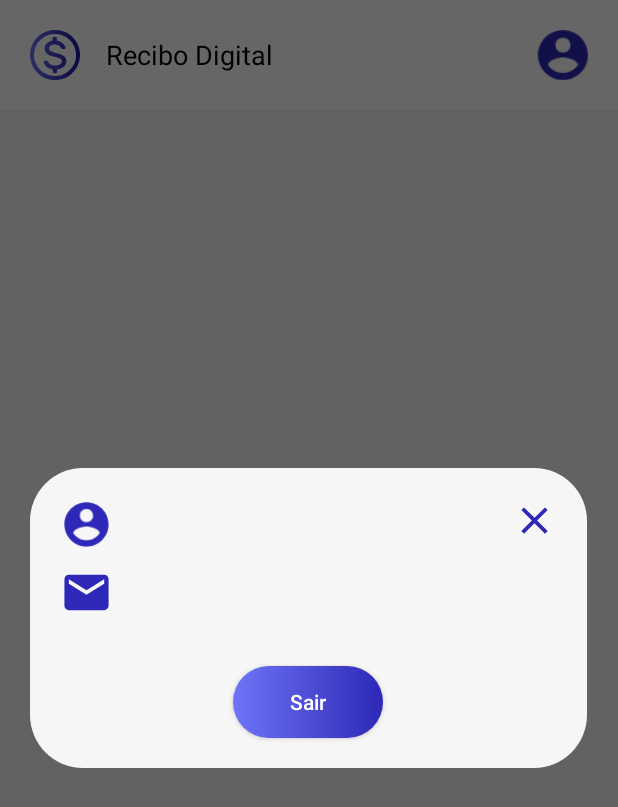
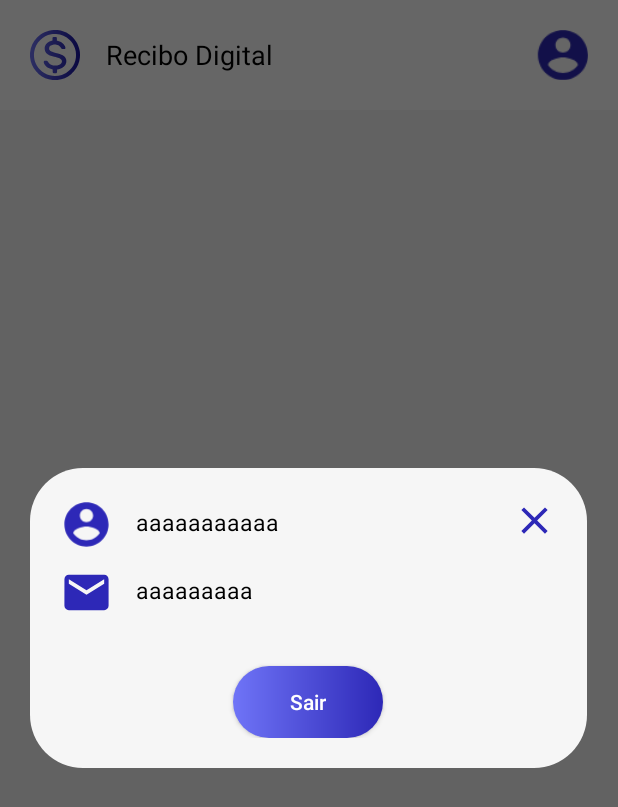
Before and after one commit to ribollitiago/myfinance, an Android app: the TelaPrincipal screen opened directly, with no data from a screen before it, after a tap on an icon or button, on a phone screen of 412 x 824 dp. Shown: the top 807 px of the screen. Run offline under Robolectric (Android 15) with nearby library versions, the phone set to English and light mode, and no system bars.

Commit message:
fechar popup e deslogar

```diff
--- a/app/src/debug/res/mipmap-anydpi-v26/ic_launcher.xml
+++ b/app/src/debug/res/mipmap-anydpi-v26/ic_launcher.xml
@@ -1,5 +1,5 @@
 <?xml version="1.0" encoding="utf-8"?>
 <adaptive-icon xmlns:android="http://schemas.android.com/apk/res/android">
     <background android:drawable="@drawable/background"/>
-    <foreground android:drawable="@mipmap/ic_launcher_foreground"/>
+    <foreground android:drawable="@drawable/ic_launcher_foreground"/>
 </adaptive-icon>
--- a/app/src/debug/res/mipmap-anydpi-v26/ic_launcher_round.xml
+++ b/app/src/debug/res/mipmap-anydpi-v26/ic_launcher_round.xml
@@ -1,5 +1,5 @@
 <?xml version="1.0" encoding="utf-8"?>
 <adaptive-icon xmlns:android="http://schemas.android.com/apk/res/android">
     <background android:drawable="@drawable/background"/>
-    <foreground android:drawable="@mipmap/ic_launcher_foreground"/>
+    <foreground android:drawable="@drawable/ic_launcher_foreground"/>
 </adaptive-icon>
--- a/app/src/main/java/com/tiagorb/sorteioapp/TelaPrincipal.java
+++ b/app/src/main/java/com/tiagorb/sorteioapp/TelaPrincipal.java
@@ -4,6 +4,7 @@ import androidx.appcompat.app.AppCompatActivity;
 import androidx.appcompat.widget.AppCompatButton;
 
 import android.app.Dialog;
+import android.app.DialogFragment;
 import android.content.Intent;
 import android.database.Cursor;
 import android.database.sqlite.SQLiteDatabase;
@@ -50,8 +51,6 @@ public class TelaPrincipal extends AppCompatActivity {
     private void IniciarComponentes(){
         mDialog = new Dialog(this);
         icRight = findViewById(R.id.right_icon);
-        btSair = findViewById(R.id.bt_sair);
-        icClose = findViewById(R.id.ic_close);
         txtUser = findViewById(R.id.user_account);
         txtUser2 = findViewById(R.id.user_accounttest);
         txtEmail = findViewById(R.id.user_email);
@@ -64,6 +63,26 @@ public class TelaPrincipal extends AppCompatActivity {
             public void onClick(View view) {
                 mDialog.setContentView(R.layout.popup_user);
                 mDialog.getWindow().setBackgroundDrawable(new ColorDrawable(Color.TRANSPARENT));
+
+                icClose = (ImageView) mDialog.findViewById(R.id.ic_close);
+                btSair = (AppCompatButton) mDialog.findViewById(R.id.bt_sair);
+
+                icClose.setOnClickListener(new View.OnClickListener() {
+                    @Override
+                    public void onClick(View view) {
+                        mDialog.dismiss();
+                    }
+                });
+
+                btSair.setOnClickListener(new View.OnClickListener() {
+                    @Override
+                    public void onClick(View view) {
+                        Toast.makeText(TelaPrincipal.this, "Deslogado com sucesso!", Toast.LENGTH_SHORT).show();
+                        Intent intent = new Intent(getApplicationContext(), FormLogin.class);
+                        startActivity(intent);
+                    }
+                });
+
                 mDialog.show();
             }
         });
--- a/app/src/main/res/layout/popup_user.xml
+++ b/app/src/main/res/layout/popup_user.xml
@@ -4,6 +4,7 @@
     android:layout_width="371dp"
     android:layout_height="200dp"
     android:layout_gravity="center"
+    android:padding="20dp"
     android:background="@drawable/popup_background">
 
     <ImageView
@@ -11,18 +12,16 @@
         android:src="@drawable/ic_account_circle"
         android:layout_width="35dp"
         android:layout_height="35dp"
-        android:layout_marginTop="20dp"
-        android:layout_marginStart="20dp"
         />
 
     <TextView
         android:id="@+id/user_account"
         android:layout_width="wrap_content"
         android:layout_height="wrap_content"
+        android:layout_toEndOf="@+id/popup_account"
         android:layout_marginStart="15dp"
-        android:layout_marginTop="27dp"
-        android:layout_toEndOf="@+id/popup_account"
-        android:text=""
+        android:layout_marginTop="5.5dp"
+        android:text="aaaaaaaaaaa"
         android:textColor="@color/black"
         android:textSize="15sp"
         />
@@ -32,9 +31,7 @@
         android:layout_width="35dp"
         android:layout_height="35dp"
         android:layout_below="@+id/popup_account"
-        android:layout_marginStart="20dp"
         android:layout_marginTop="10dp"
-        android:layout_marginBottom="20dp"
         android:src="@drawable/ic_email"
         />
 
@@ -43,9 +40,10 @@
         android:layout_width="wrap_content"
         android:layout_height="wrap_content"
         android:layout_marginStart="15dp"
-        android:layout_marginTop="71dp"
+        android:layout_marginTop="24dp"
+        android:layout_below="@id/user_account"
         android:layout_toEndOf="@+id/popup_email"
-        android:text=""
+        android:text="aaaaaaaaa"
         android:textColor="@color/black"
         android:textSize="15sp"
         />
@@ -53,19 +51,16 @@
     <androidx.appcompat.widget.AppCompatButton
         android:id="@+id/bt_sair"
         style="@style/Button_Log_Out"
-        android:text="Sair"
+        android:text="@string/logOut"
         android:layout_centerHorizontal="true"
         android:layout_alignParentBottom="true"
-        android:layout_marginBottom="20dp"
         />
 
     <ImageView
         android:id="@+id/ic_close"
-        android:src="@drawable/ic_close"
         android:layout_width="30dp"
         android:layout_height="30dp"
         android:layout_alignParentEnd="true"
-        android:layout_margin="20dp"
-        />
+        android:src="@drawable/ic_close" />
 
 </RelativeLayout>
--- a/app/src/main/res/mipmap-anydpi-v26/ic_launcher_round.xml
+++ b/app/src/main/res/mipmap-anydpi-v26/ic_launcher_round.xml
@@ -1,5 +1,5 @@
 <?xml version="1.0" encoding="utf-8"?>
 <adaptive-icon xmlns:android="http://schemas.android.com/apk/res/android">
-    <background android:drawable="@drawable/ic_launcher_background" />
+    <background android:drawable="@drawable/background" />
     <foreground android:drawable="@drawable/ic_launcher_foreground" />
 </adaptive-icon>
--- a/app/src/main/res/values/strings.xml
+++ b/app/src/main/res/values/strings.xml
@@ -4,4 +4,5 @@
     <string name="senha">Senha</string>
     <string name="entrar">Entrar</string>
     <string name="registrar">Registre-se</string>
+    <string name="logOut">Sair</string>
 </resources>
```
